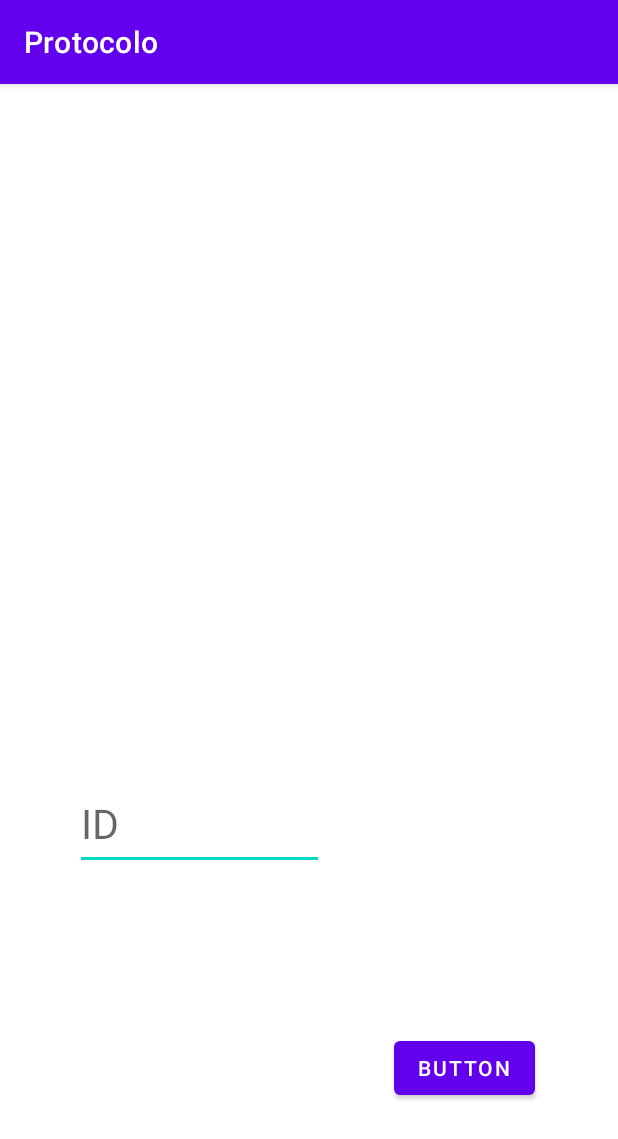
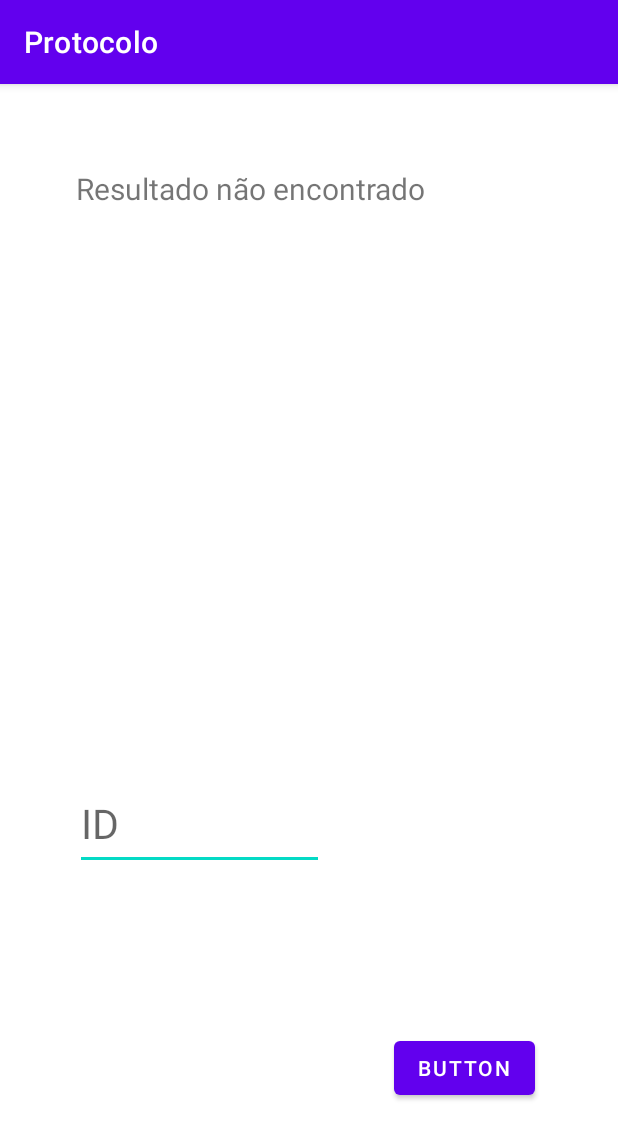
Before and after one commit to LucasSantana17/Aplicativo, an Android app: the Tela_busca screen opened directly, with no data from a screen before it, after a tap on "BUTTON", on a phone screen of 412 x 824 dp. Shown: the top 1139 px of the screen. Run offline under Robolectric (Android 15) with nearby library versions, the phone set to English and light mode, and no system bars.

Commit message:
Tratamentos

```diff
--- a/app/src/main/java/com/lucassantana/protocolo/Tela_busca.java
+++ b/app/src/main/java/com/lucassantana/protocolo/Tela_busca.java
@@ -14,6 +14,7 @@ import android.widget.TextView;
 public class Tela_busca extends AppCompatActivity {
 
     private EditText id_referencia;
+    private EditText nome_referencia;
     private TextView tela_saida;
     private Button btn_buscar;
     private BancoDados bancoDados; // Adicione a instância do BancoDados
@@ -24,6 +25,7 @@ public class Tela_busca extends AppCompatActivity {
         setContentView(R.layout.activity_tela_busca);
 
         tela_saida = findViewById(R.id.tela_saida);
+        nome_referencia = findViewById(R.id.identificador);
         id_referencia = findViewById(R.id.identificador);
         btn_buscar = findViewById(R.id.busca_dados);
 
@@ -32,51 +34,49 @@ public class Tela_busca extends AppCompatActivity {
         btn_buscar.setOnClickListener(new View.OnClickListener() {
             @Override
             public void onClick(View v) {
-                String id = id_referencia.getText().toString(); // Converter o ID para String
-                buscarReference(Integer.parseInt(id)); // Chamar o método buscarReference com o ID convertido
+                String Referencia = nome_referencia.getText().toString();
+                buscaNome(Referencia);
             }
         });
     }
 
-    public void buscarReference(int id) {
-
+    public void buscaNome(String referencia) {
         SQLiteDatabase db = bancoDados.getReadableDatabase();
+        Tratamento tra = new Tratamento();
 
         String[] projection = {"id", "referencia", "quantidade"};
-        String selection = "id = ?";
-        String[] selectionArgs = {String.valueOf(id)}; // Converter o ID para String
+        String selection = "referencia = ?";
+        String[] selectionArgs = {referencia};
 
         Cursor cursor = db.query(
-                "Protocolo_dados", // A tabela a ser consultada
-                projection,        // As colunas que deseja recuperar
-                selection,         // A cláusula WHERE
-                selectionArgs,     // Os argumentos da cláusula WHERE
-                null,              // GROUP BY
-                null,              // HAVING
-                null               // ORDER BY
+                "Protocolo_dados",
+                projection,
+                selection,
+                selectionArgs,
+                null,
+                null,
+                null
         );
 
         if (cursor != null && cursor.moveToFirst()) {
-            // Se houver resultados, você pode acessá-los aqui
-            id = cursor.getInt(cursor.getColumnIndexOrThrow("id"));
-            String referencia = cursor.getString(cursor.getColumnIndexOrThrow("referencia"));
+            int id = cursor.getInt(cursor.getColumnIndexOrThrow("id"));
+            referencia = cursor.getString(cursor.getColumnIndexOrThrow("referencia"));
             String quantidade = cursor.getString(cursor.getColumnIndexOrThrow("quantidade"));
 
-            // Exemplo: textView.setText("ID: " + id + ", Referencia: " + referencia + ", Quantidade: " + quantidade);
+
             String resultado = "ID: " + id + "\n" +
+
                     "Referência: " + referencia + "\n" +
                     "Quantidade: " + quantidade;
 
-            // Define o texto do TextView tela_saida
             tela_saida.setText(resultado);
         } else {
-            // Se não houver resultados, exibe uma mensagem indicando isso
-            tela_saida.setText("Nenhum resultado encontrado para o ID: " + id);
+            tela_saida.setText(tra.Saida());
         }
 
-        // Sempre feche o cursor após o uso para liberar os recursos
         if (cursor != null) {
             cursor.close();
         }
+
     }
 }
--- /dev/null
+++ b/app/src/main/java/com/lucassantana/protocolo/Tratamento.java
@@ -0,0 +1,11 @@
+package com.lucassantana.protocolo;
+
+public class Tratamento {
+
+        private String tela_saida ;
+
+        public  String Saida(){
+            return "Resultado não encontrado";
+        }
+
+}
--- a/app/src/main/res/drawable/ic_lapis_24.xml
+++ /dev/null
@@ -1,6 +0,0 @@
-<vector android:height="50dp" android:tint="#FAF4F4"
-    android:viewportHeight="24" android:viewportWidth="24"
-    android:width="50dp"
-    xmlns:android="http://schemas.android.com/apk/res/android">
-    <path android:fillColor="@android:color/white" android:pathData="M3,17.25V21h3.75L17.81,9.94l-3.75,-3.75L3,17.25zM20.71,7.04c0.39,-0.39 0.39,-1.02 0,-1.41l-2.34,-2.34c-0.39,-0.39 -1.02,-0.39 -1.41,0l-1.83,1.83 3.75,3.75 1.83,-1.83z"/>
-</vector>
--- a/app/src/main/res/layout/activity_tela_busca.xml
+++ b/app/src/main/res/layout/activity_tela_busca.xml
@@ -25,6 +25,7 @@
         android:layout_width="166dp"
         android:layout_height="62dp"
         android:hint="ID"
+        android:inputType="textCapCharacters"
         android:textSize="27sp"
         app:layout_constraintBottom_toTopOf="@+id/busca_dados"
         app:layout_constraintEnd_toEndOf="parent"
```
Also changed, not shown: app/src/main/res/layout/activity_main.xml (+4 -5 lines).
